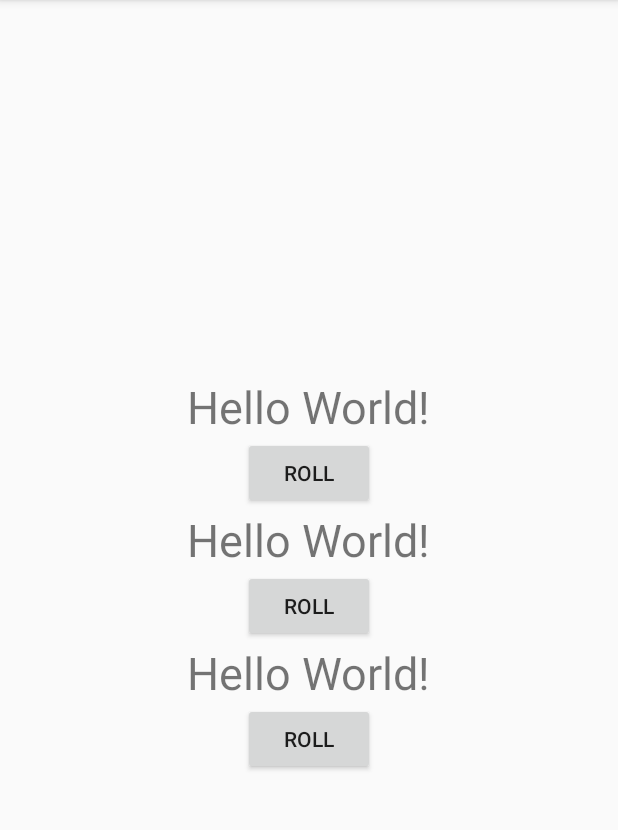
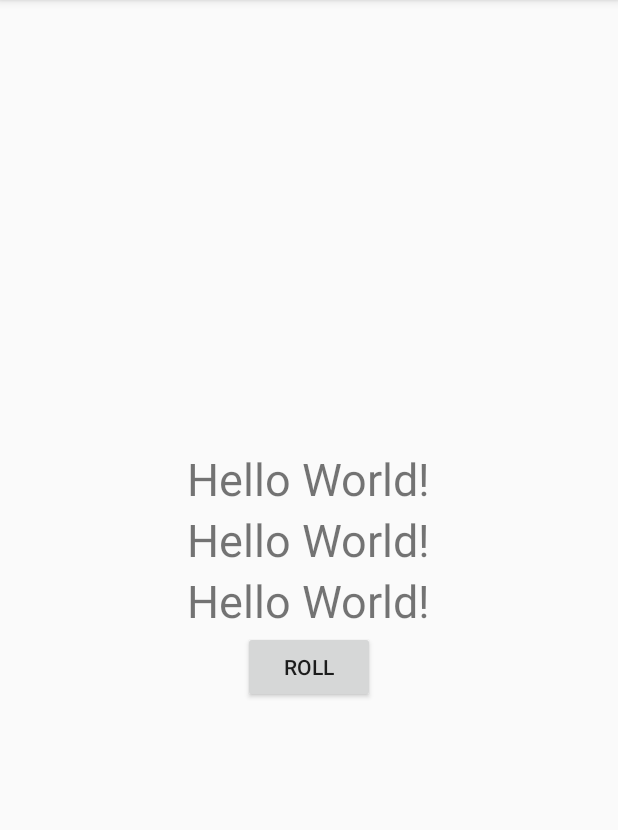
Before and after one commit to JY629/DiceRoller, an Android app: the screen it shows after launch (MainActivity), on a phone screen of 412 x 824 dp, the part 84-914 px from its top. Run offline under Robolectric (Android 15) with nearby library versions, the phone set to English and light mode, and no system bars.

```diff
--- a/app/src/main/java/com/example/diceroller/MainActivity.kt
+++ b/app/src/main/java/com/example/diceroller/MainActivity.kt
@@ -16,11 +16,7 @@ class MainActivity : AppCompatActivity() {
         val rollButton: Button = findViewById(R.id.roll_button)
         rollButton.setOnClickListener { rollDice() }
 
-        val rollButton2: Button = findViewById(R.id.roll_button2)
-        rollButton2.setOnClickListener { rollDice2() }
 
-        val rollButton3: Button = findViewById(R.id.roll_button3)
-        rollButton3.setOnClickListener { rollDice3() }
 
     }
 
@@ -29,27 +25,17 @@ class MainActivity : AppCompatActivity() {
         // Toast.makeText(this, "button clicked",
         //  Toast.LENGTH_SHORT).show()
         val randomInt = Random().nextInt(6) + 1
+        val randomInt2 = Random().nextInt(6) + 1
+        val randomInt3 = Random().nextInt(6) + 1
 
         val resultText: TextView = findViewById(R.id.result_text)
         resultText.text = randomInt.toString()
 
-    }
-    private fun rollDice2() {
-        // Toast.makeText(this, "button clicked",
-        //  Toast.LENGTH_SHORT).show()
-        val randomInt = Random().nextInt(6) + 1
-
         val resultText2: TextView = findViewById(R.id.result_text2)
-        resultText2.text = randomInt.toString()
-
-    }
-    private fun rollDice3() {
-        // Toast.makeText(this, "button clicked",
-        //  Toast.LENGTH_SHORT).show()
-        val randomInt = Random().nextInt(6) + 1
+        resultText2.text = randomInt2.toString()
 
         val resultText3: TextView = findViewById(R.id.result_text3)
-        resultText3.text = randomInt.toString()
+        resultText3.text = randomInt3.toString()
+    }
 
-    }
 }
--- a/app/src/main/res/layout/activity_main.xml
+++ b/app/src/main/res/layout/activity_main.xml
@@ -17,12 +17,7 @@
     android:textSize="30sp"
     android:text="Hello World!" />
 
-    <Button
-        android:id="@+id/roll_button"
-        android:layout_width="wrap_content"
-        android:layout_height="wrap_content"
-        android:layout_gravity="center_horizontal"
-        android:text="@string/roll_label" />
+
     <TextView
         android:id="@+id/result_text2"
         android:layout_width="wrap_content"
@@ -31,12 +26,6 @@
         android:textSize="30sp"
         android:text="Hello World!" />
 
-    <Button
-        android:id="@+id/roll_button2"
-        android:layout_width="wrap_content"
-        android:layout_height="wrap_content"
-        android:layout_gravity="center_horizontal"
-        android:text="@string/roll_label" />
     <TextView
         android:id="@+id/result_text3"
         android:layout_width="wrap_content"
@@ -46,7 +35,7 @@
         android:text="Hello World!" />
 
     <Button
-        android:id="@+id/roll_button3"
+        android:id="@+id/roll_button"
         android:layout_width="wrap_content"
         android:layout_height="wrap_content"
         android:layout_gravity="center_horizontal"
```
